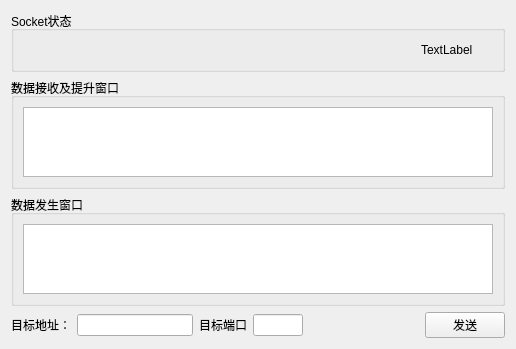
This is updsocketoperatewidget.ui in jjzhang166/SocketTool2 as Qt 5 draws it before an edit. The edited form follows.
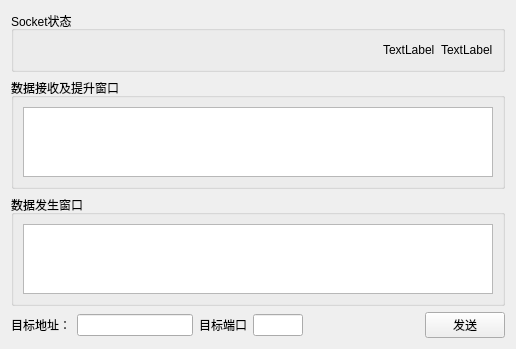
This is the edited form.

```diff
--- a/updsocketoperatewidget.ui
+++ b/updsocketoperatewidget.ui
@@ -19,15 +19,7 @@
      <property name="title">
       <string>Socket状态</string>
      </property>
-     <layout class="QVBoxLayout" name="verticalLayout">
-      <item>
-       <layout class="QHBoxLayout" name="horizontalLayout_3">
-        <property name="leftMargin">
-         <number>20</number>
-        </property>
-        <property name="rightMargin">
-         <number>20</number>
-        </property>
+     <layout class="QHBoxLayout" name="horizontalLayout_2">
         <item>
          <spacer name="horizontalSpacer_3">
           <property name="orientation">
@@ -41,14 +33,19 @@
           </property>
          </spacer>
         </item>
+      <item>
+       <widget class="QLabel" name="labelMulticastAddress">
+        <property name="text">
+         <string>TextLabel</string>
+        </property>
+       </widget>
+      </item>
         <item>
          <widget class="QLabel" name="labelLocalPort">
           <property name="text">
            <string>TextLabel</string>
           </property>
          </widget>
-        </item>
-       </layout>
       </item>
      </layout>
     </widget>
```
Lines whose indentation alone changed are shown as unchanged.
